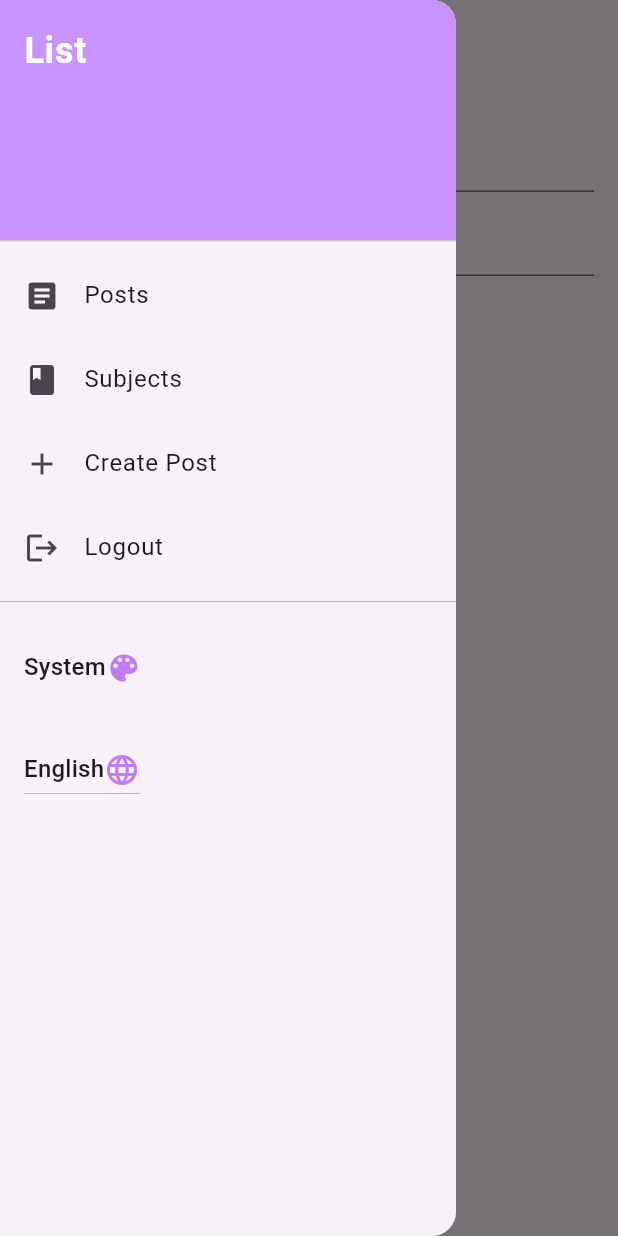
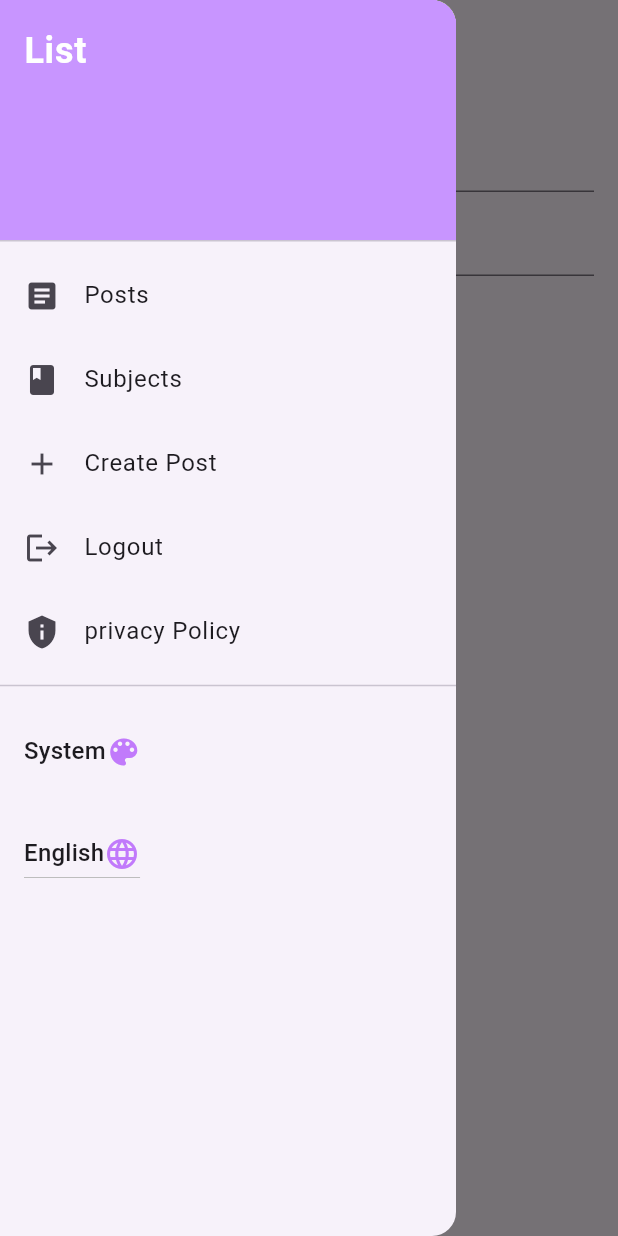
Before and after one commit to shahdseddik/shahd_app, a Flutter app: the CreatePostScreen screen opened by its route, with the side drawer open, on a phone screen of 412 x 824 dp. Run offline on Flutter 3.47's test engine with Material 3 defaults, Android fonts, the light colour scheme and no system bars; our stand-ins replace dio, flutter_riverpod, flutter_secure_storage, go_router, pretty_dio_logger, shared_preferences and 1 more; accounts and stored records are empty; network calls fail.

Commit message:
Add Privacy Policy WebView screen

```diff
--- a/lib/l10n/app_ar.arb
+++ b/lib/l10n/app_ar.arb
@@ -21,5 +21,6 @@
   "subjects": "المواد",
   "logout":"تسجيل الخروج",
   "arabic":"العربية",
+  "privacyPolicy": "سياسة الخصوصية",
   "language": "اللغة"
 }
--- a/lib/l10n/app_en.arb
+++ b/lib/l10n/app_en.arb
@@ -21,5 +21,6 @@
   "subjects": "Subjects",
   "logout":"Logout",
   "arabic": "Arabic",
+  "privacyPolicy": "privacy Policy",
   "language": "language"
 }
--- a/lib/l10n/app_localizations.dart
+++ b/lib/l10n/app_localizations.dart
@@ -221,6 +221,12 @@ abstract class AppLocalizations {
   /// **'Arabic'**
   String get arabic;
 
+  /// No description provided for @privacyPolicy.
+  ///
+  /// In en, this message translates to:
+  /// **'privacy Policy'**
+  String get privacyPolicy;
+
   /// No description provided for @language.
   ///
   /// In en, this message translates to:
--- a/lib/l10n/app_localizations_ar.dart
+++ b/lib/l10n/app_localizations_ar.dart
@@ -72,5 +72,8 @@ class AppLocalizationsAr extends AppLocalizations {
   String get arabic => 'العربية';
 
   @override
+  String get privacyPolicy => 'سياسة الخصوصية';
+
+  @override
   String get language => 'اللغة';
 }
--- a/lib/l10n/app_localizations_en.dart
+++ b/lib/l10n/app_localizations_en.dart
@@ -72,5 +72,8 @@ class AppLocalizationsEn extends AppLocalizations {
   String get arabic => 'Arabic';
 
   @override
+  String get privacyPolicy => 'privacy Policy';
+
+  @override
   String get language => 'language';
 }
--- a/lib/providers/go_router_provider.dart
+++ b/lib/providers/go_router_provider.dart
@@ -1,5 +1,6 @@
 import 'package:flutter_riverpod/flutter_riverpod.dart';
 import 'package:go_router/go_router.dart';
+import 'package:shahd_app/Screens/privacy_policy_screen.dart';
 import 'package:shahd_app/screens/create_post_screen.dart';
 import '../providers/auth_provider.dart';
 import '../screens/login_screen.dart';
@@ -23,10 +24,7 @@ final routerProvider = Provider<GoRouter>((ref) {
     },
 
     routes: [
-      GoRoute(
-        path: '/login',
-        builder: (context, state) => LoginScreen(),
-      ),
+      GoRoute(path: '/login', builder: (context, state) => LoginScreen()),
       GoRoute(
         path: '/home',
         builder: (context, state) => PostsScreen(),
@@ -38,14 +36,20 @@ final routerProvider = Provider<GoRouter>((ref) {
           GoRoute(
             path: 'post-details/:postId',
             builder: (context, state) {
-            final postIdString = state.pathParameters['postId']!;
+              final postIdString = state.pathParameters['postId']!;
               final postId = int.tryParse(postIdString) ?? 0;
               return PostDetailsScreen(postId: postId);
             },
           ),
-          GoRoute(path: 'createPost',
-          builder: (context, state) => CreatePostScreen()),
+          GoRoute(
+            path: 'createPost',
+            builder: (context, state) => CreatePostScreen(),
+          ),
         ],
+      ),
+      GoRoute(
+        path: '/privacy-policy',
+        builder: (context, state) => const PrivacyPolicyScreen(),
       ),
     ],
   );
--- a/lib/widgets/app_drawer.dart
+++ b/lib/widgets/app_drawer.dart
@@ -59,6 +59,14 @@ class AppDrawer extends ConsumerWidget {
               context.go('/login');
             },
           ),
+          ListTile(
+            leading: const Icon(Icons.privacy_tip),
+            title: Text(loc.privacyPolicy),
+            onTap: () {
+              Navigator.pop(context);
+              context.go('/privacy-policy');
+            },
+          ),
           const Divider(),
 
           // Theme Section
--- a/pubspec.yaml
+++ b/pubspec.yaml
@@ -10,6 +10,7 @@ environment:
 dependencies:
   cupertino_icons: ^1.0.8
   dio: ^5.9.0
+  dio_cache_interceptor: ^4.0.5
   dio_cookie_manager: ^3.3.0
   flutter:
     sdk: flutter
@@ -21,14 +22,18 @@ dependencies:
   get_it: ^8.2.0
   getwidget: ^7.0.0
   go_router: ^16.2.4
+  hive: ^2.2.3
   http: ^1.5.0
+  http_cache_hive_store: ^5.0.1
   intl: ^0.20.2
   json_annotation: ^4.9.0
   json_serializer: ^0.2.0
+  path_provider: ^2.1.5
   pretty_dio_logger: ^1.4.0
   retrofit: ^4.7.2
   retrofit_generator: ^10.0.5
   shared_preferences: ^2.5.3
+  webview_flutter: ^4.13.0
 
 dev_dependencies:
   flutter_lints: ^5.0.0
```
Also changed, not shown: lib/Screens/privacy_policy_screen.dart (added, +27 -0 lines), lib/providers/privacy_policy_provider.dart (added, +29 -0 lines), pubspec.lock, 3 other files.
